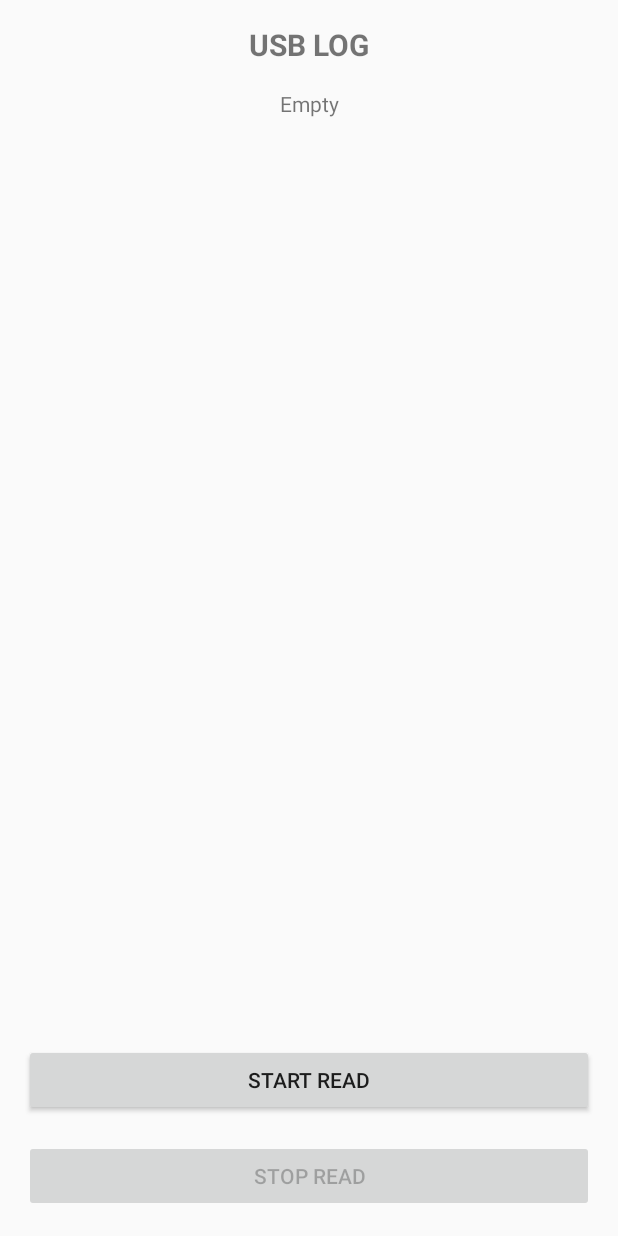
After one commit to VasylTkachovGL/TestNativeApp, an Android app: the UsbActivity screen opened directly, with no data from a screen before it, on a phone screen of 412 x 824 dp. The commit adds this screen. Run offline under Robolectric (Android 15) with nearby library versions, the phone set to English and light mode, and no system bars.

Commit message:
discove connected usb devices

```diff
--- /dev/null
+++ b/app/src/main/res/layout/activity_usb.xml
@@ -0,0 +1,54 @@
+<?xml version="1.0" encoding="utf-8"?>
+<androidx.constraintlayout.widget.ConstraintLayout xmlns:android="http://schemas.android.com/apk/res/android"
+    xmlns:app="http://schemas.android.com/apk/res-auto"
+    android:layout_width="match_parent"
+    android:layout_height="match_parent">
+
+    <TextView
+        android:id="@+id/title_view"
+        android:layout_width="wrap_content"
+        android:layout_height="wrap_content"
+        android:layout_margin="16dp"
+        android:text="USB Log"
+        android:textAllCaps="true"
+        android:textSize="20sp"
+        android:textStyle="bold"
+        app:layout_constraintBottom_toBottomOf="parent"
+        app:layout_constraintLeft_toLeftOf="parent"
+        app:layout_constraintRight_toRightOf="parent"
+        app:layout_constraintTop_toTopOf="parent"
+        app:layout_constraintVertical_bias="0" />
+
+    <TextView
+        android:id="@+id/info_view"
+        android:layout_width="wrap_content"
+        android:layout_height="wrap_content"
+        android:layout_margin="16dp"
+        android:text="Empty"
+        app:layout_constraintLeft_toLeftOf="parent"
+        app:layout_constraintRight_toRightOf="parent"
+        app:layout_constraintTop_toBottomOf="@id/title_view"
+        app:layout_constraintVertical_bias="0" />
+
+    <androidx.appcompat.widget.AppCompatButton
+        android:id="@+id/start_read_button"
+        android:layout_width="match_parent"
+        android:layout_height="wrap_content"
+        android:layout_margin="16dp"
+        android:text="Start read"
+        app:layout_constraintBottom_toTopOf="@+id/stop_read_button"
+        app:layout_constraintLeft_toLeftOf="parent"
+        app:layout_constraintRight_toRightOf="parent"/>
+
+    <androidx.appcompat.widget.AppCompatButton
+        android:id="@+id/stop_read_button"
+        android:layout_width="match_parent"
+        android:layout_height="wrap_content"
+        android:layout_margin="16dp"
+        android:text="Stop read"
+        android:enabled="false"
+        app:layout_constraintBottom_toBottomOf="parent"
+        app:layout_constraintLeft_toLeftOf="parent"
+        app:layout_constraintRight_toRightOf="parent"/>
+
+</androidx.constraintlayout.widget.ConstraintLayout>
--- /dev/null
+++ b/app/src/main/res/xml/device_filter.xml
@@ -0,0 +1,4 @@
+<?xml version="1.0" encoding="utf-8"?>
+<resources>
+    <usb-device vendor-id="6499" product-id="26" />
+</resources>
--- a/build.gradle
+++ b/build.gradle
@@ -1,12 +1,12 @@
 // Top-level build file where you can add configuration options common to all sub-projects/modules.
 buildscript {
-    ext.kotlin_version = "1.3.72"
+    ext.kotlin_version = "1.5.20"
     repositories {
         google()
         jcenter()
     }
     dependencies {
-        classpath "com.android.tools.build:gradle:4.0.0"
+        classpath "com.android.tools.build:gradle:4.2.2"
         classpath "org.jetbrains.kotlin:kotlin-gradle-plugin:$kotlin_version"
 
         // NOTE: Do not place your application dependencies here; they belong
```
Also changed, not shown: app/build.gradle (+13 -10 lines), app/src/main/AndroidManifest.xml (+18 -1 lines), app/src/main/java/com/example/testnativeapp/Core.kt (+1 -7 lines), app/src/main/java/com/example/testnativeapp/MainActivity.kt (+45 -3 lines), app/src/main/java/com/example/testnativeapp/UsbActivity.kt (added, +227 -0 lines), app/src/main/res/layout/activity_main.xml (+7 -3 lines), gradle/wrapper/gradle-wrapper.properties, 1 other file.
